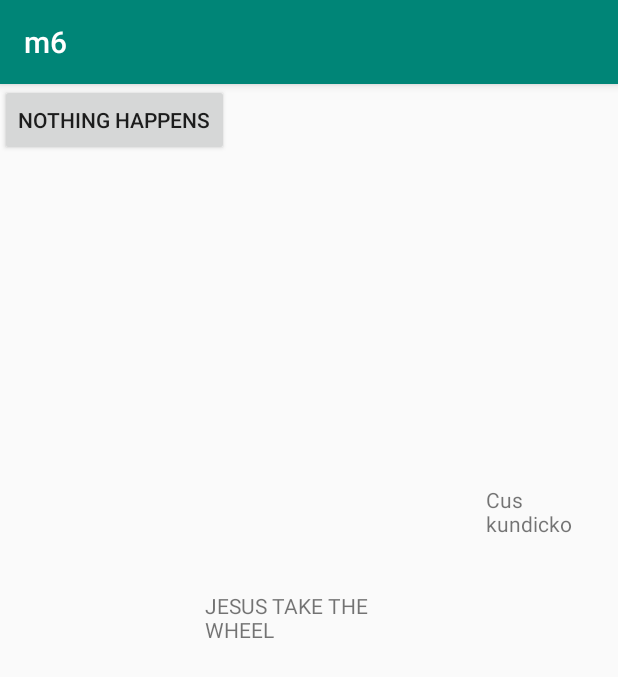
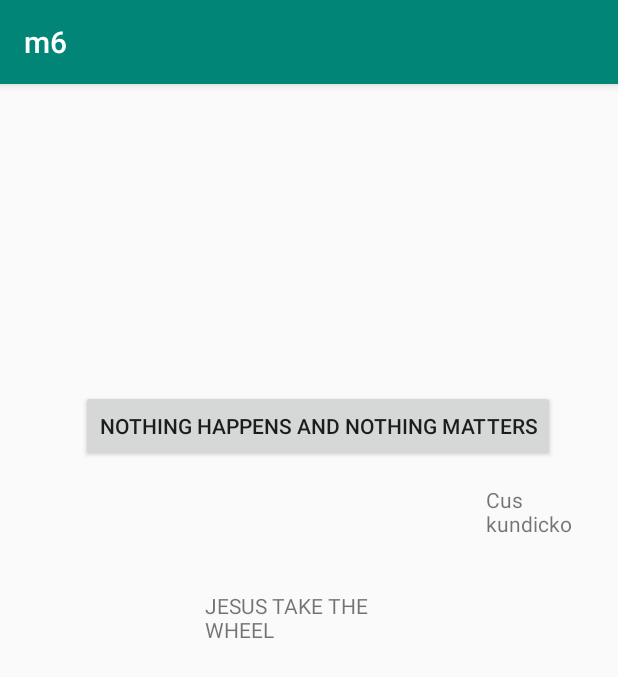
Before and after one commit to DahnJ/m6, an Android app: the screen it shows after launch (MainActivity), on a phone screen of 412 x 824 dp. Shown: the top 677 px of the screen. Run offline under Robolectric (Android 15) with nearby library versions, the phone set to English and light mode, and no system bars.

Commit message:
got rid of hardcore strings

```diff
--- a/app/src/main/res/layout/activity_main.xml
+++ b/app/src/main/res/layout/activity_main.xml
@@ -1,8 +1,7 @@
 <?xml version="1.0" encoding="utf-8"?>
-<androidx.constraintlayout.widget.ConstraintLayout
-    xmlns:android="http://schemas.android.com/apk/res/android"
+<androidx.constraintlayout.widget.ConstraintLayout xmlns:android="http://schemas.android.com/apk/res/android"
+    xmlns:app="http://schemas.android.com/apk/res-auto"
     xmlns:tools="http://schemas.android.com/tools"
-    xmlns:app="http://schemas.android.com/apk/res-auto"
     android:layout_width="match_parent"
     android:layout_height="match_parent"
     tools:context=".MainActivity">
@@ -10,7 +9,7 @@
     <TextView
         android:layout_width="139dp"
         android:layout_height="92dp"
-        android:text="JESUS TAKE THE WHEEL"
+        android:text="@string/jezisek"
         app:layout_constraintBottom_toBottomOf="parent"
         app:layout_constraintLeft_toLeftOf="parent"
         app:layout_constraintRight_toRightOf="parent"
@@ -20,7 +19,7 @@
         android:id="@+id/textView"
         android:layout_width="74dp"
         android:layout_height="40dp"
-        android:text="Cus kundicko"
+        android:text="@string/kundicka"
         app:layout_constraintBottom_toBottomOf="parent"
         app:layout_constraintHorizontal_bias="0.958"
         app:layout_constraintLeft_toLeftOf="parent"
@@ -32,8 +31,11 @@
         android:id="@+id/button"
         android:layout_width="wrap_content"
         android:layout_height="wrap_content"
-        android:text="Nothing happens"
-        tools:layout_editor_absoluteX="168dp"
-        tools:layout_editor_absoluteY="263dp" />
+        android:layout_marginStart="54dp"
+        android:layout_marginLeft="54dp"
+        android:layout_marginTop="204dp"
+        android:text="@string/useless_button"
+        app:layout_constraintStart_toStartOf="parent"
+        app:layout_constraintTop_toTopOf="parent" />
 
 </androidx.constraintlayout.widget.ConstraintLayout>
--- a/app/src/main/res/values/strings.xml
+++ b/app/src/main/res/values/strings.xml
@@ -1,3 +1,6 @@
 <resources>
     <string name="app_name">m6</string>
+    <string name="kundicka">Cus kundicko</string>
+    <string name="useless_button">Nothing happens and nothing matters</string>
+    <string name="jezisek">JESUS TAKE THE WHEEL</string>
 </resources>
```
